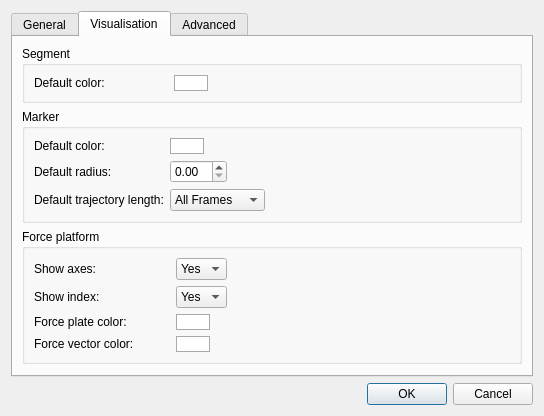
Above: Tools/Mokka/Preferences.ui from Biomechanical-ToolKit/BTKCore before the change. Below: the same form after it.
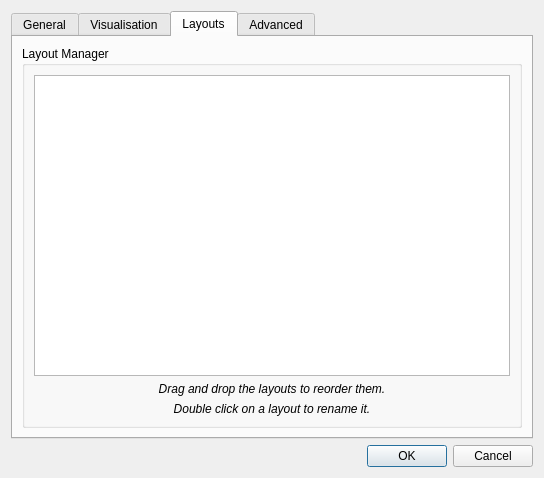
That is the form after the change. Custom widgets are drawn as their Qt base class.

Commit message: [ENH] Mokka: New Layout Manager to save and load the layout of the views and their properties. Could not compile under Windows/Linux at this moment.

Diff of the .ui file:
```diff
--- a/Tools/Mokka/Preferences.ui
+++ b/Tools/Mokka/Preferences.ui
@@ -7,7 +7,7 @@
     <x>0</x>
     <y>0</y>
     <width>544</width>
-    <height>385</height>
+    <height>478</height>
    </rect>
   </property>
   <property name="windowTitle">
@@ -17,7 +17,7 @@
    <item>
     <widget class="QTabWidget" name="tabWidget">
      <property name="currentIndex">
-      <number>1</number>
+      <number>2</number>
      </property>
      <widget class="QWidget" name="generalTab">
       <attribute name="title">
@@ -443,6 +443,55 @@
        </item>
       </layout>
      </widget>
+     <widget class="QWidget" name="layoutsTab">
+      <attribute name="title">
+       <string>Layouts</string>
+      </attribute>
+      <layout class="QVBoxLayout" name="verticalLayout_8">
+       <item>
+        <widget class="QGroupBox" name="groupBox_8">
+         <property name="title">
+          <string>Layout Manager</string>
+         </property>
+         <layout class="QVBoxLayout" name="verticalLayout_7">
+          <item>
+           <widget class="LayoutsTableWidget" name="layoutTable"/>
+          </item>
+          <item>
+           <widget class="QLabel" name="label_2">
+            <property name="font">
+             <font>
+              <italic>true</italic>
+             </font>
+            </property>
+            <property name="text">
+             <string>Drag and drop the layouts to reorder them.</string>
+            </property>
+            <property name="alignment">
+             <set>Qt::AlignCenter</set>
+            </property>
+           </widget>
+          </item>
+          <item>
+           <widget class="QLabel" name="label_3">
+            <property name="font">
+             <font>
+              <italic>true</italic>
+             </font>
+            </property>
+            <property name="text">
+             <string>Double click on a layout to rename it.</string>
+            </property>
+            <property name="alignment">
+             <set>Qt::AlignCenter</set>
+            </property>
+           </widget>
+          </item>
+         </layout>
+        </widget>
+       </item>
+      </layout>
+     </widget>
      <widget class="QWidget" name="advancedTab">
       <attribute name="title">
        <string>Advanced</string>
@@ -493,6 +542,13 @@
    </item>
   </layout>
  </widget>
+ <customwidgets>
+  <customwidget>
+   <class>LayoutsTableWidget</class>
+   <extends>QTableWidget</extends>
+   <header>Preferences_Layouts.h</header>
+  </customwidget>
+ </customwidgets>
  <resources/>
  <connections>
   <connection>
```
The commit also changes 22 other files.
